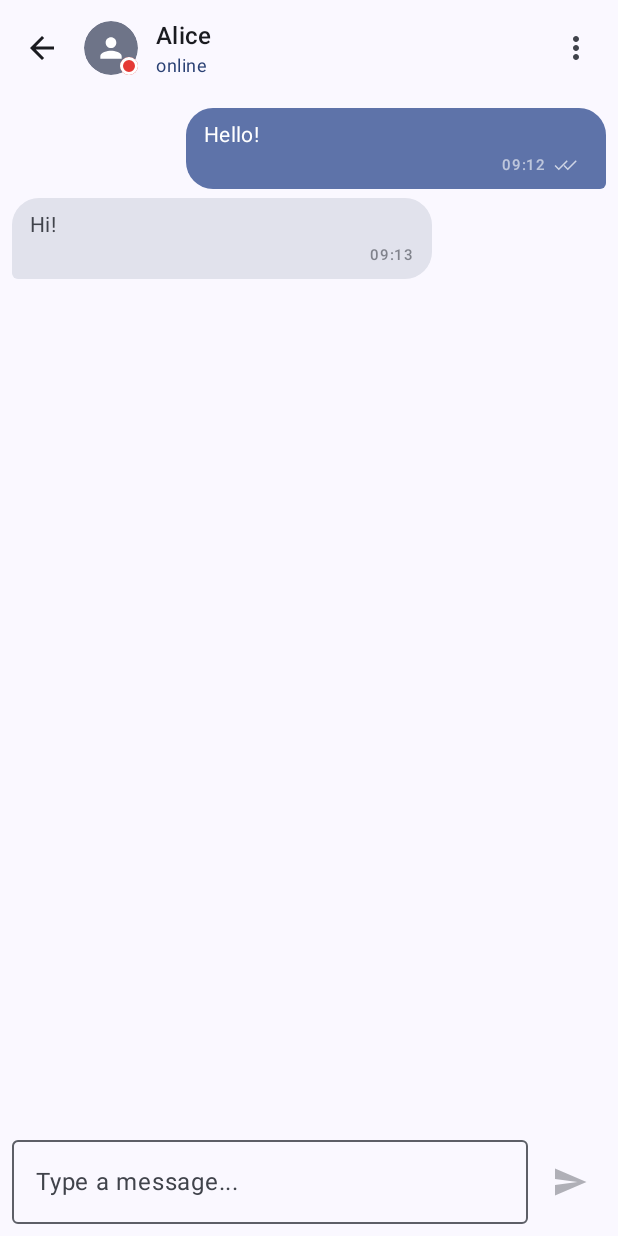
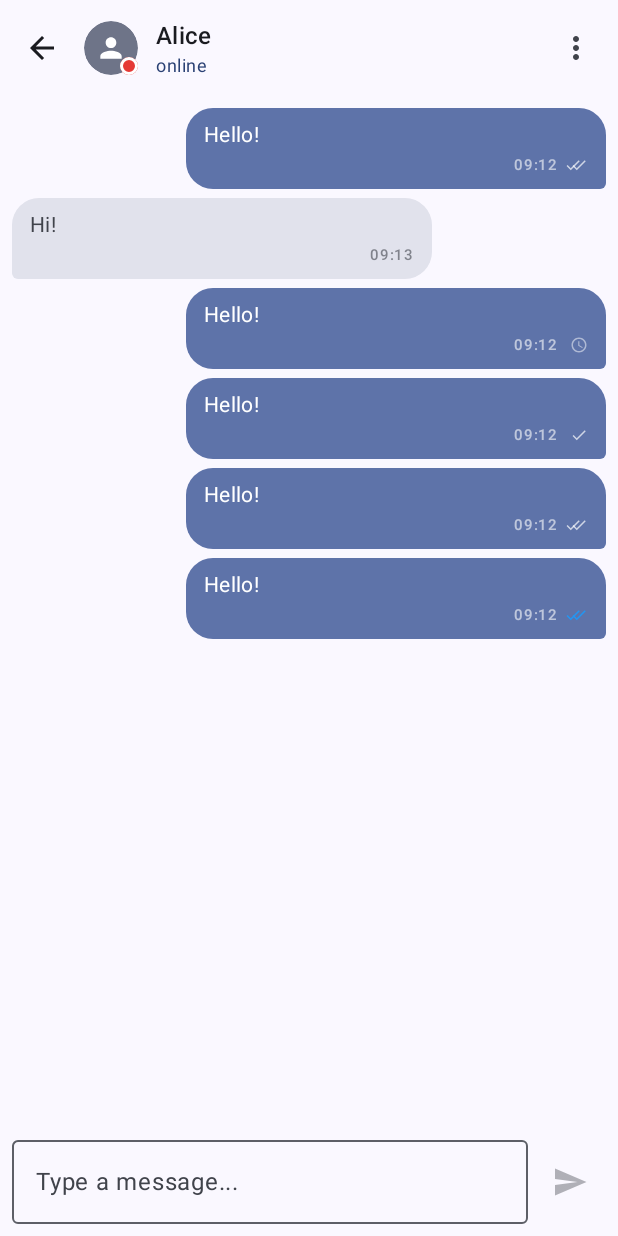
Before and after one commit to davicaetano/synapse, an Android app built with Jetpack Compose: the @Preview function ConversationScreenPreview, on a phone screen of 412 x 824 dp. Run offline under Robolectric (Android 15) with nearby library versions, the phone set to English and light mode, and no system bars; our stand-ins replace Dagger/Hilt's generated code.

Commit message:
fix: align message status checkmarks correctly
Fixed checkmark alignment issue in ConversationScreen:
- Changed from Row + offset() to Box + padding() for double checks
- offset() only shifts visually but doesn't affect layout space
- Box allows real overlap with padding(), ensuring consistent width
- All checkmarks now properly aligned at the same position

Technical details:
- Single check: Row with 4dp Spacer = 16dp total
- Double check: Box with 4dp padding = 16dp total (overlapped)
- Result: all status indicators aligned to the right consistently

```diff
--- a/android/app/src/main/java/com/synapse/ui/conversation/ConversationScreen.kt
+++ b/android/app/src/main/java/com/synapse/ui/conversation/ConversationScreen.kt
@@ -2,6 +2,7 @@ package com.synapse.ui.conversation
 
 import androidx.compose.foundation.background
 import androidx.compose.foundation.layout.Arrangement
+import androidx.compose.foundation.layout.Box
 import androidx.compose.foundation.layout.Column
 import androidx.compose.foundation.layout.Row
 import androidx.compose.foundation.layout.Spacer
@@ -51,6 +52,7 @@ import androidx.compose.ui.tooling.preview.Preview
 import androidx.lifecycle.compose.collectAsStateWithLifecycle
 import com.synapse.data.network.NetworkConnectivityMonitor
 import com.synapse.domain.conversation.ConversationType
+import com.synapse.domain.conversation.MessageStatus
 import com.synapse.ui.components.GroupAvatar
 import com.synapse.ui.components.UserAvatar
 import com.synapse.ui.theme.SynapseTheme
@@ -407,8 +409,10 @@ private fun MessageBubble(
                     Spacer(modifier = Modifier.width(4.dp))
 
                     when (status) {
-                        com.synapse.domain.conversation.MessageStatus.PENDING -> {
+                        MessageStatus.PENDING -> {
                             // ⏱️ Clock icon - message pending (offline/not sent)
+                            Row {
+                                Spacer(modifier = Modifier.width(4.dp))
                                 Icon(
                                     imageVector = Icons.Default.Schedule,
                                     contentDescription = "Sending",
@@ -416,8 +420,11 @@ private fun MessageBubble(
                                     modifier = Modifier.size(12.dp)
                                 )
                             }
-                        com.synapse.domain.conversation.MessageStatus.SENT -> {
-                            // ✓ Single gray check - sent to server
+                        }
+                        MessageStatus.SENT -> {
+                            // ✓ Single gray check - sent to server (aligned right like double checks)
+                            Row{
+                                Spacer(modifier = Modifier.width(4.dp))
                                 Icon(
                                     imageVector = Icons.Filled.Check,
                                     contentDescription = "Sent",
@@ -425,9 +432,10 @@ private fun MessageBubble(
                                     modifier = Modifier.size(12.dp)
                                 )
                             }
-                        com.synapse.domain.conversation.MessageStatus.DELIVERED -> {
+                        }
+                        MessageStatus.DELIVERED -> {
                             // ✓✓ Double gray checks - delivered to device
-                            Row {
+                            Box {
                                 Icon(
                                     imageVector = Icons.Filled.Check,
                                     contentDescription = null,
@@ -438,15 +446,17 @@ private fun MessageBubble(
                                     imageVector = Icons.Filled.Check,
                                     contentDescription = "Delivered",
                                     tint = fg.copy(alpha = 0.7f),
-                                    modifier = Modifier.size(12.dp).offset(x = (-6).dp)
+                                    modifier = Modifier
+                                        .padding(start = 4.dp)
+                                        .size(12.dp)
                                 )
                             }
                         }
-                        com.synapse.domain.conversation.MessageStatus.READ -> {
+                        MessageStatus.READ -> {
                             // ✓✓ Double blue checks - read by all
                             // Using a visible blue that works on both light/dark backgrounds
                             val readBlue = Color(0xFF2196F3)  // Material Blue 500
-                            Row {
+                            Box {
                                 Icon(
                                     imageVector = Icons.Filled.Check,
                                     contentDescription = null,
@@ -455,9 +465,11 @@ private fun MessageBubble(
                                 )
                                 Icon(
                                     imageVector = Icons.Filled.Check,
-                                    contentDescription = "Read by everyone",
+                                    contentDescription = "Delivered",
                                     tint = readBlue,
-                                    modifier = Modifier.size(12.dp).offset(x = (-6).dp)
+                                    modifier = Modifier
+                                        .padding(start = 4.dp)
+                                        .size(12.dp)
                                 )
                             }
                         }
@@ -494,7 +506,39 @@ private fun ConversationScreenPreview() {
                             isMine = false,
                             displayTime = "09:13",
                             isReadByEveryone = true
-                        )
+                        ),
+                        ConversationUIMessage(
+                            id = "m1",
+                            text = "Hello!",
+                            isMine = true,
+                            displayTime = "09:12",
+                            isReadByEveryone = true,
+                            status = MessageStatus.PENDING
+                        ),
+                        ConversationUIMessage(
+                            id = "m1",
+                            text = "Hello!",
+                            isMine = true,
+                            displayTime = "09:12",
+                            isReadByEveryone = false,
+                            status = MessageStatus.SENT
+                        ),
+                        ConversationUIMessage(
+                            id = "m1",
+                            text = "Hello!",
+                            isMine = true,
+                            displayTime = "09:12",
+                            isReadByEveryone = false,
+                            status = MessageStatus.DELIVERED
+                        ),
+                        ConversationUIMessage(
+                            id = "m1",
+                            text = "Hello!",
+                            isMine = true,
+                            displayTime = "09:12",
+                            isReadByEveryone = true,
+                            status = MessageStatus.READ
+                        ),
                     )
                 ),
                 onSendClick = {}
```
Lines whose indentation alone changed are shown as unchanged.
